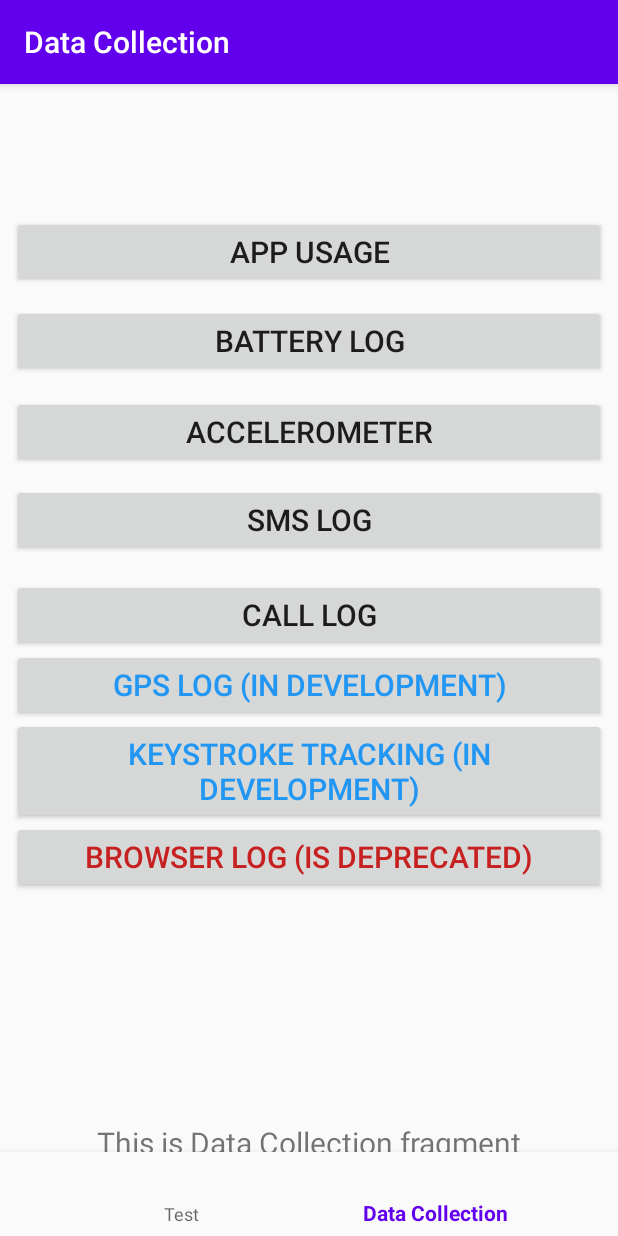
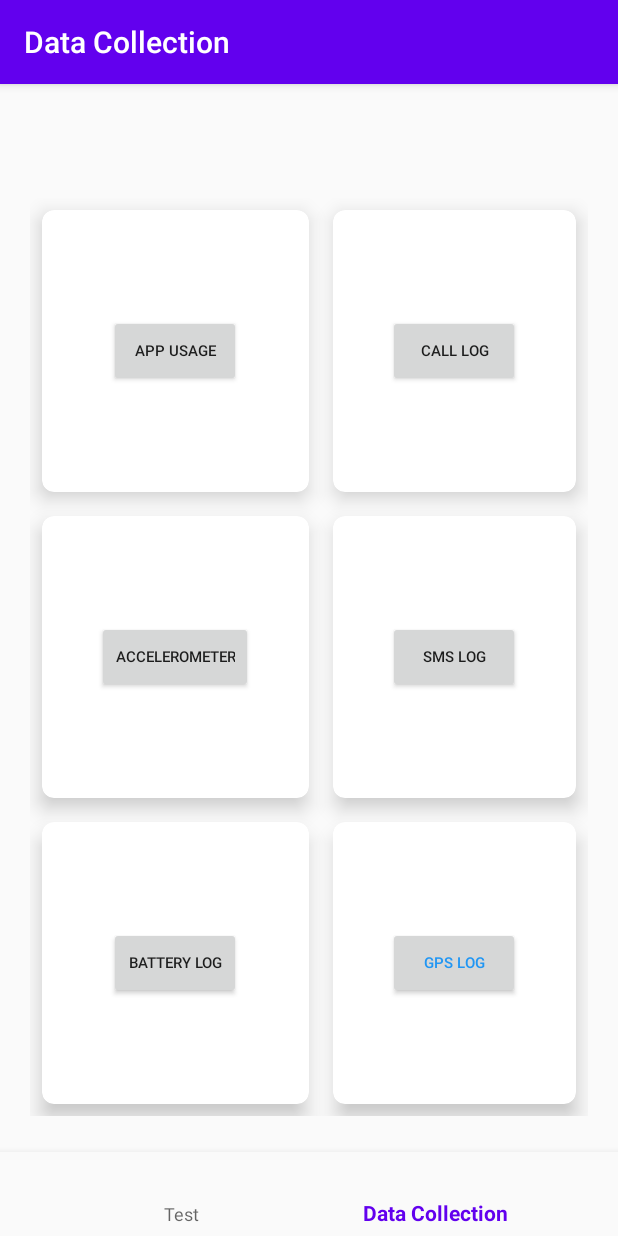
Before and after one commit to LucasNguyen21/SPUI, an Android app: the DataCollectionFragment screen opened through its navigation route, on a phone screen of 412 x 824 dp. Run offline under Robolectric (Android 15) with nearby library versions, the phone set to English and light mode, and no system bars; our stand-ins replace navigation-ui.

Commit message:
UI - add CardView

```diff
--- a/app/src/main/java/com/federation/funf_test/UI/TabView/DataCollectionView/DataCollectionFragment.java
+++ b/app/src/main/java/com/federation/funf_test/UI/TabView/DataCollectionView/DataCollectionFragment.java
@@ -89,13 +89,13 @@ public class DataCollectionFragment extends Fragment {
 
 
 
-        final TextView textView = root.findViewById(R.id.text_datacollection);
-        dataCollectionViewModel.getText().observe(getViewLifecycleOwner(), new Observer<String>() {
-            @Override
-            public void onChanged(@Nullable String s) {
-                textView.setText(s);
-            }
-        });
+//        final TextView textView = root.findViewById(R.id.text_datacollection);
+////        dataCollectionViewModel.getText().observe(getViewLifecycleOwner(), new Observer<String>() {
+////            @Override
+////            public void onChanged(@Nullable String s) {
+////                textView.setText(s);
+////            }
+////        });
         return root;
     }
 }
--- a/app/src/main/res/layout/fragment_datacollection.xml
+++ b/app/src/main/res/layout/fragment_datacollection.xml
@@ -4,161 +4,188 @@
     xmlns:tools="http://schemas.android.com/tools"
     android:layout_width="match_parent"
     android:layout_height="match_parent"
+    android:layout_marginTop="0dp"
+    android:layout_marginBottom="60dp"
     tools:context=".UI.TabView.DataCollectionView.DataCollectionFragment">
 
-    <TextView
-        android:id="@+id/text_datacollection"
+    <GridLayout
         android:layout_width="match_parent"
+        android:layout_height="match_parent"
+        android:rowCount="3"
+        android:columnCount="2"
+        android:layout_margin="20dp">
+
+        <androidx.cardview.widget.CardView
+            android:layout_width="wrap_content"
             android:layout_height="wrap_content"
-        android:layout_marginStart="8dp"
-        android:layout_marginTop="8dp"
-        android:layout_marginEnd="8dp"
-        android:textAlignment="center"
-        android:textSize="20sp"
-        app:layout_constraintBottom_toBottomOf="parent"
-        app:layout_constraintEnd_toEndOf="parent"
-        app:layout_constraintHorizontal_bias="1.0"
-        app:layout_constraintStart_toStartOf="parent"
-        app:layout_constraintTop_toTopOf="parent"
-        app:layout_constraintVertical_bias="0.928" />
-
+            android:layout_row="0"
+            android:layout_column="0"
+            android:layout_gravity="fill"
+            android:layout_rowWeight="1"
+            android:layout_columnWeight="1"
+            android:layout_margin="8dp"
+            app:cardCornerRadius="8dp"
+            app:cardElevation="8dp">
+            <androidx.appcompat.widget.LinearLayoutCompat
+                android:layout_width="wrap_content"
+                android:layout_height="wrap_content"
+                android:orientation="vertical"
+                android:gravity="center"
+                android:layout_gravity="center_vertical|center_horizontal">
                 <Button
                     android:id="@+id/app_usage_btn"
-        android:layout_width="match_parent"
+                    android:layout_width="wrap_content"
                     android:layout_height="wrap_content"
-        android:layout_marginStart="8dp"
-        android:layout_marginTop="8dp"
-        android:layout_marginEnd="8dp"
                     android:text="App Usage"
                     android:textAlignment="center"
-        android:textSize="20sp"
-        app:layout_constraintBottom_toBottomOf="parent"
-        app:layout_constraintEnd_toEndOf="parent"
-        app:layout_constraintHorizontal_bias="1.0"
-        app:layout_constraintStart_toStartOf="parent"
-        app:layout_constraintTop_toTopOf="parent"
-        app:layout_constraintVertical_bias="0.037" />
+                    android:textSize="10dp"
+                     />
+            </androidx.appcompat.widget.LinearLayoutCompat>
+        </androidx.cardview.widget.CardView>
+
+        //Card2
+        <androidx.cardview.widget.CardView
+            android:layout_width="wrap_content"
+            android:layout_height="wrap_content"
+            android:layout_row="0"
+            android:layout_column="1"
+            android:layout_gravity="fill"
+            android:layout_rowWeight="1"
+            android:layout_columnWeight="1"
+            android:layout_margin="8dp"
+            app:cardCornerRadius="8dp"
+            app:cardElevation="8dp">
+            <androidx.appcompat.widget.LinearLayoutCompat
+                android:layout_width="wrap_content"
+                android:layout_height="wrap_content"
+                android:orientation="vertical"
+                android:gravity="center"
+                android:layout_gravity="center_vertical|center_horizontal">
+                <Button
+                    android:id="@+id/call_log_btn"
+                    android:layout_width="wrap_content"
+                    android:layout_height="wrap_content"
+                    android:text="Call log"
+                    android:textSize="10dp"
+                    />
+            </androidx.appcompat.widget.LinearLayoutCompat>
+        </androidx.cardview.widget.CardView>
 
 
-    <Button
-        android:id="@+id/call_log_btn"
-        android:layout_width="match_parent"
+        //Card3
+        <androidx.cardview.widget.CardView
+            android:layout_width="wrap_content"
             android:layout_height="wrap_content"
-        android:layout_marginStart="8dp"
-        android:layout_marginTop="8dp"
-        android:layout_marginEnd="8dp"
-        android:text="Call log"
-        android:textAlignment="center"
-        android:textSize="20sp"
-        app:layout_constraintBottom_toBottomOf="parent"
-        app:layout_constraintEnd_toEndOf="parent"
-        app:layout_constraintHorizontal_bias="1.0"
-        app:layout_constraintStart_toStartOf="parent"
-        app:layout_constraintTop_toTopOf="parent"
-        app:layout_constraintVertical_bias="0.405" />
-
+            android:layout_row="1"
+            android:layout_column="1"
+            android:layout_gravity="fill"
+            android:layout_rowWeight="1"
+            android:layout_columnWeight="1"
+            android:layout_margin="8dp"
+            app:cardCornerRadius="8dp"
+            app:cardElevation="8dp">
+            <androidx.appcompat.widget.LinearLayoutCompat
+                android:layout_width="wrap_content"
+                android:layout_height="wrap_content"
+                android:orientation="vertical"
+                android:gravity="center"
+                android:layout_gravity="center_vertical|center_horizontal">
                 <Button
                     android:id="@+id/sms_log_btn"
-        android:layout_width="match_parent"
+                    android:layout_width="wrap_content"
                     android:layout_height="wrap_content"
-        android:layout_marginStart="8dp"
-        android:layout_marginTop="8dp"
-        android:layout_marginEnd="8dp"
                     android:text="Sms Log"
                     android:textAlignment="center"
-        android:textSize="20sp"
-        app:layout_constraintBottom_toBottomOf="parent"
-        app:layout_constraintEnd_toEndOf="parent"
-        app:layout_constraintHorizontal_bias="1.0"
-        app:layout_constraintStart_toStartOf="parent"
-        app:layout_constraintTop_toTopOf="parent"
-        app:layout_constraintVertical_bias="0.309" />
+                    android:textSize="10dp"/>
+            </androidx.appcompat.widget.LinearLayoutCompat>
+        </androidx.cardview.widget.CardView>
 
+        //Card4
+        <androidx.cardview.widget.CardView
+            android:layout_width="wrap_content"
+            android:layout_height="wrap_content"
+            android:layout_row="1"
+            android:layout_column="0"
+            android:layout_gravity="fill"
+            android:layout_rowWeight="1"
+            android:layout_columnWeight="1"
+            android:layout_margin="8dp"
+            app:cardCornerRadius="8dp"
+            app:cardElevation="8dp">
+            <androidx.appcompat.widget.LinearLayoutCompat
+                android:layout_width="wrap_content"
+                android:layout_height="wrap_content"
+                android:orientation="vertical"
+                android:gravity="center"
+                android:layout_gravity="center_vertical|center_horizontal">
                 <Button
                     android:id="@+id/accelerometer_btn"
-        android:layout_width="match_parent"
+                    android:layout_width="wrap_content"
                     android:layout_height="wrap_content"
-        android:layout_marginStart="8dp"
-        android:layout_marginTop="8dp"
-        android:layout_marginEnd="8dp"
                     android:text="Accelerometer"
                     android:textAlignment="center"
-        android:textSize="20sp"
-        app:layout_constraintBottom_toBottomOf="parent"
-        app:layout_constraintEnd_toEndOf="parent"
-        app:layout_constraintHorizontal_bias="1.0"
-        app:layout_constraintStart_toStartOf="parent"
-        app:layout_constraintTop_toTopOf="parent"
-        app:layout_constraintVertical_bias="0.22" />
+                    android:textSize="10dp"/>
+            </androidx.appcompat.widget.LinearLayoutCompat>
+        </androidx.cardview.widget.CardView>
 
+        //Card4
+        <androidx.cardview.widget.CardView
+            android:layout_width="wrap_content"
+            android:layout_height="wrap_content"
+            android:layout_row="2"
+            android:layout_column="0"
+            android:layout_gravity="fill"
+            android:layout_rowWeight="1"
+            android:layout_columnWeight="1"
+            android:layout_margin="8dp"
+            app:cardCornerRadius="8dp"
+            app:cardElevation="8dp">
+            <androidx.appcompat.widget.LinearLayoutCompat
+                android:layout_width="wrap_content"
+                android:layout_height="wrap_content"
+                android:orientation="vertical"
+                android:gravity="center"
+                android:layout_gravity="center_vertical|center_horizontal">
                 <Button
                     android:id="@+id/batteryBtn"
-        android:layout_width="match_parent"
+                    android:layout_width="wrap_content"
                     android:layout_height="wrap_content"
-        android:layout_marginStart="8dp"
-        android:layout_marginTop="8dp"
-        android:layout_marginEnd="8dp"
                     android:text="Battery Log"
                     android:textAlignment="center"
-        android:textSize="20sp"
-        app:layout_constraintBottom_toBottomOf="parent"
-        app:layout_constraintEnd_toEndOf="parent"
-        app:layout_constraintHorizontal_bias="1.0"
-        app:layout_constraintStart_toStartOf="parent"
-        app:layout_constraintTop_toTopOf="parent"
-        app:layout_constraintVertical_bias="0.127" />
+                    android:textSize="10sp"/>
+            </androidx.appcompat.widget.LinearLayoutCompat>
+        </androidx.cardview.widget.CardView>
 
+
+        //Card4
+        <androidx.cardview.widget.CardView
+            android:layout_width="wrap_content"
+            android:layout_height="wrap_content"
+            android:layout_row="2"
+            android:layout_column="1"
+            android:layout_gravity="fill"
+            android:layout_rowWeight="1"
+            android:layout_columnWeight="1"
+            android:layout_margin="8dp"
+            app:cardCornerRadius="8dp"
+            app:cardElevation="8dp">
+            <androidx.appcompat.widget.LinearLayoutCompat
+                android:layout_width="wrap_content"
+                android:layout_height="wrap_content"
+                android:orientation="vertical"
+                android:gravity="center"
+                android:layout_gravity="center_vertical|center_horizontal">
                 <Button
                     android:id="@+id/gpsBtn"
-        android:layout_width="match_parent"
+                    android:layout_width="wrap_content"
                     android:layout_height="wrap_content"
-        android:layout_marginStart="8dp"
-        android:layout_marginTop="8dp"
-        android:layout_marginEnd="8dp"
-        android:text="GPS Log (in development)"
+                    android:text="GPS Log"
                     android:textAlignment="center"
                     android:textColor="#2196F3"
-        android:textSize="20sp"
-        app:layout_constraintBottom_toBottomOf="parent"
-        app:layout_constraintEnd_toEndOf="parent"
-        app:layout_constraintHorizontal_bias="1.0"
-        app:layout_constraintStart_toStartOf="parent"
-        app:layout_constraintTop_toTopOf="parent"
-        app:layout_constraintVertical_bias="0.477" />
+                    android:textSize="10dp" />
+            </androidx.appcompat.widget.LinearLayoutCompat>
+        </androidx.cardview.widget.CardView>
 
-    <Button
-        android:id="@+id/KeystrokeTrackingBtn"
-        android:layout_width="match_parent"
-        android:layout_height="wrap_content"
-        android:layout_marginStart="8dp"
-        android:layout_marginTop="8dp"
-        android:layout_marginEnd="8dp"
-        android:text="Keystroke Tracking (in development)"
-        android:textAlignment="center"
-        android:textColor="#2196F3"
-        android:textSize="20sp"
-        app:layout_constraintBottom_toBottomOf="parent"
-        app:layout_constraintEnd_toEndOf="parent"
-        app:layout_constraintHorizontal_bias="1.0"
-        app:layout_constraintStart_toStartOf="parent"
-        app:layout_constraintTop_toTopOf="parent"
-        app:layout_constraintVertical_bias="0.566" />
+    </GridLayout>
 
-    <Button
-        android:id="@+id/browserBtn"
-        android:layout_width="match_parent"
-        android:layout_height="wrap_content"
-        android:layout_marginStart="8dp"
-        android:layout_marginTop="8dp"
-        android:layout_marginEnd="8dp"
-        android:text="Browser Log (is deprecated)"
-        android:textAlignment="center"
-        android:textColor="#C62020"
-        android:textSize="20sp"
-        app:layout_constraintBottom_toBottomOf="parent"
-        app:layout_constraintEnd_toEndOf="parent"
-        app:layout_constraintHorizontal_bias="1.0"
-        app:layout_constraintStart_toStartOf="parent"
-        app:layout_constraintTop_toTopOf="parent"
-        app:layout_constraintVertical_bias="0.651" />
 </androidx.constraintlayout.widget.ConstraintLayout>
```
Lines whose indentation alone changed are shown as unchanged.
